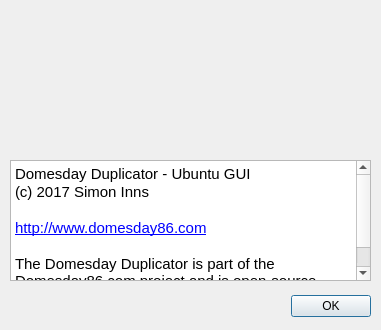
Qt form Linux-Application/DomesdayDuplicator/aboutdialog.ui (simoninns/DomesdayDuplicator-gui-app) before a commit.
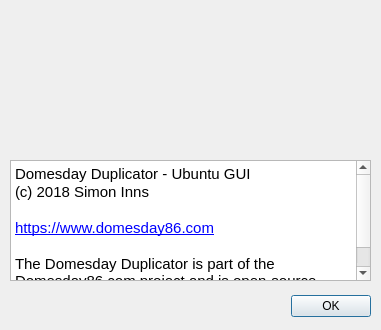
The same form after that commit. Icons and pictures are not drawn.

```diff
--- a/Linux-Application/DomesdayDuplicator/aboutdialog.ui
+++ b/Linux-Application/DomesdayDuplicator/aboutdialog.ui
@@ -62,10 +62,10 @@
 p, li { white-space: pre-wrap; }
 &lt;/style&gt;&lt;/head&gt;&lt;body style=&quot; font-family:'Ubuntu'; font-size:11pt; font-weight:400; font-style:normal;&quot;&gt;
 &lt;p style=&quot; margin-top:0px; margin-bottom:0px; margin-left:0px; margin-right:0px; -qt-block-indent:0; text-indent:0px;&quot;&gt;Domesday Duplicator - Ubuntu GUI&lt;/p&gt;
-&lt;p style=&quot; margin-top:0px; margin-bottom:0px; margin-left:0px; margin-right:0px; -qt-block-indent:0; text-indent:0px;&quot;&gt;(c) 2017 Simon Inns&lt;/p&gt;
+&lt;p style=&quot; margin-top:0px; margin-bottom:0px; margin-left:0px; margin-right:0px; -qt-block-indent:0; text-indent:0px;&quot;&gt;(c) 2018 Simon Inns&lt;/p&gt;
 &lt;p style=&quot;-qt-paragraph-type:empty; margin-top:0px; margin-bottom:0px; margin-left:0px; margin-right:0px; -qt-block-indent:0; text-indent:0px;&quot;&gt;&lt;br /&gt;&lt;/p&gt;
 &lt;p style=&quot; margin-top:0px; margin-bottom:0px; margin-left:0px; margin-right:0px; -qt-block-indent:0; text-indent:0px;&quot;&gt;&lt;a href=&quot;http://www.domesday86.com
-&quot;&gt;&lt;span style=&quot; text-decoration: underline; color:#0000ff;&quot;&gt;http://www.domesday86.com&lt;/span&gt;&lt;/a&gt;&lt;/p&gt;
+&quot;&gt;&lt;span style=&quot; text-decoration: underline; color:#0000ff;&quot;&gt;https://www.domesday86.com&lt;/span&gt;&lt;/a&gt;&lt;/p&gt;
 &lt;p style=&quot;-qt-paragraph-type:empty; margin-top:0px; margin-bottom:0px; margin-left:0px; margin-right:0px; -qt-block-indent:0; text-indent:0px; text-decoration: underline; color:#0000ff;&quot;&gt;&lt;br /&gt;&lt;/p&gt;
 &lt;p style=&quot; margin-top:0px; margin-bottom:0px; margin-left:0px; margin-right:0px; -qt-block-indent:0; text-indent:0px;&quot;&gt;The Domesday Duplicator is part of the Domesday86.com project and is open-source (GPLv3) and open-hardware.&lt;/p&gt;&lt;/body&gt;&lt;/html&gt;</string>
    </property>
```
